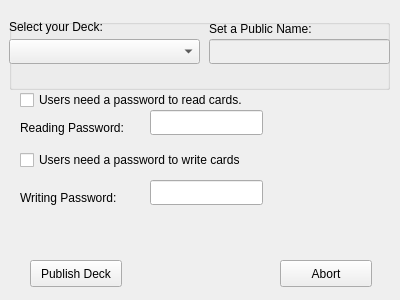
Old version of the form qtui/publish_deck.ui in the repository Scriptkiddi/Ankipubsub-Client.
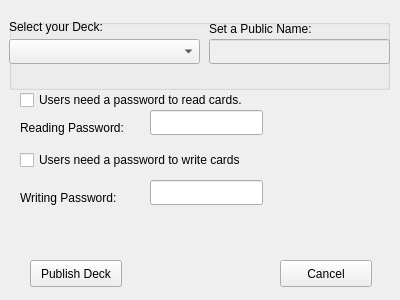
New version of the form.

Commit message: Change Abort to more ideomatic Cancel

The edit to the form file:
```diff
--- a/qtui/publish_deck.ui
+++ b/qtui/publish_deck.ui
@@ -98,7 +98,7 @@
     </rect>
    </property>
    <property name="text">
-    <string>Abort</string>
+    <string>Cancel</string>
    </property>
   </widget>
   <widget class="QCheckBox" name="checkBox">
```
Left out of the diff: 2 changed lines with no effect on the pictures. The commit also changes 4 other files.
